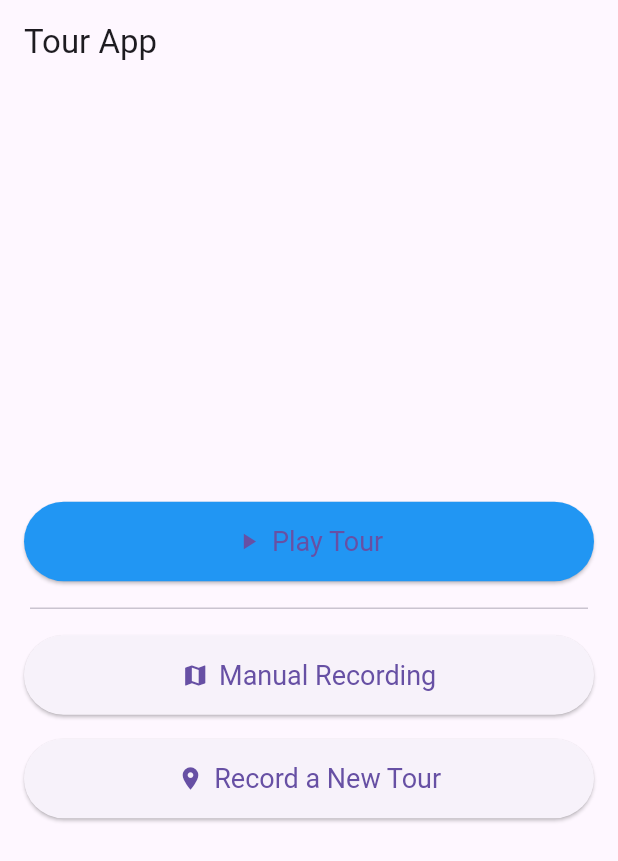
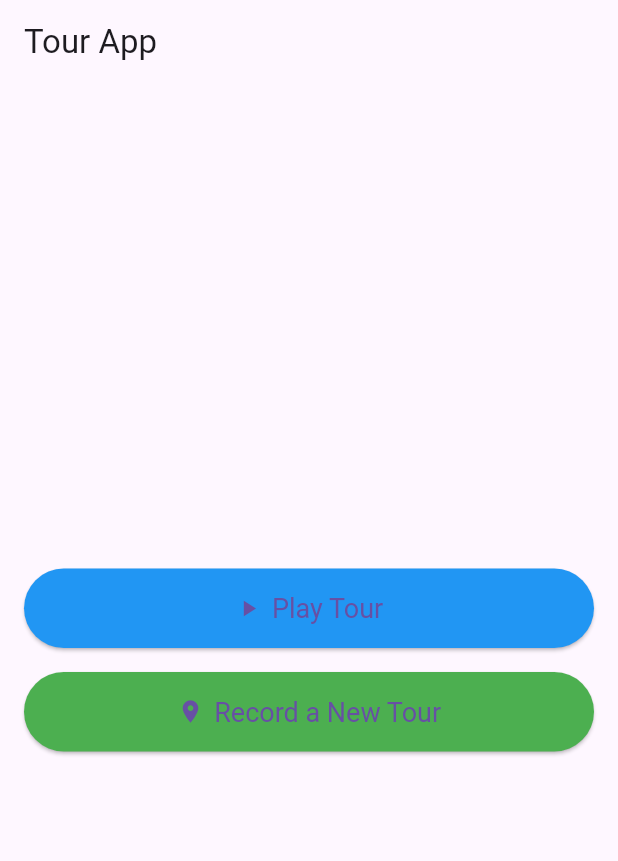
Before and after one commit to dannem/tour_app, a Flutter app: the screen it shows after launch, on a phone screen of 412 x 824 dp. Shown: the top 861 px of the screen. Run offline on Flutter 3.47's test engine with Material 3 defaults, Android fonts, the phone set to English and light mode, and no system bars; our stand-ins replace file_picker, geocoding, geolocator, google_maps_flutter, just_audio, permission_handler; missing offline and left inert: flutter_sound.

Commit message:
Removing the manual recording button

```diff
--- a/lib/main.dart
+++ b/lib/main.dart
@@ -267,6 +267,7 @@ class TourApp extends StatelessWidget {
 }
 
 // --- Main Screens ---
+
 
 class ChoiceScreen extends StatelessWidget {
   const ChoiceScreen({super.key});
@@ -300,23 +301,6 @@ class ChoiceScreen extends StatelessWidget {
                 },
               ),
             ),
-            const Divider(height: 20, thickness: 1, indent: 20, endIndent: 20),
-            Padding(
-              padding: const EdgeInsets.fromLTRB(16, 8, 16, 8),
-              child: ElevatedButton.icon(
-                icon: const Icon(Icons.map),
-                label: const Text('Manual Recording'),
-                style: ElevatedButton.styleFrom(
-                  padding: const EdgeInsets.symmetric(vertical: 16),
-                  textStyle: const TextStyle(fontSize: 18),
-                ),
-                onPressed: () {
-                  ScaffoldMessenger.of(context).showSnackBar(
-                    const SnackBar(content: Text('Manual Recording not implemented yet.'))
-                  );
-                },
-              ),
-            ),
             Padding(
               padding: const EdgeInsets.fromLTRB(16, 8, 16, 16),
               child: ElevatedButton.icon(
@@ -325,6 +309,7 @@ class ChoiceScreen extends StatelessWidget {
                 style: ElevatedButton.styleFrom(
                   padding: const EdgeInsets.symmetric(vertical: 16),
                   textStyle: const TextStyle(fontSize: 18),
+                  backgroundColor: Colors.green,
                 ),
                 onPressed: () {
                   Navigator.push(
@@ -340,7 +325,6 @@ class ChoiceScreen extends StatelessWidget {
     );
   }
 }
-
 class NameTourScreen extends StatefulWidget {
   const NameTourScreen({super.key});
 
```
